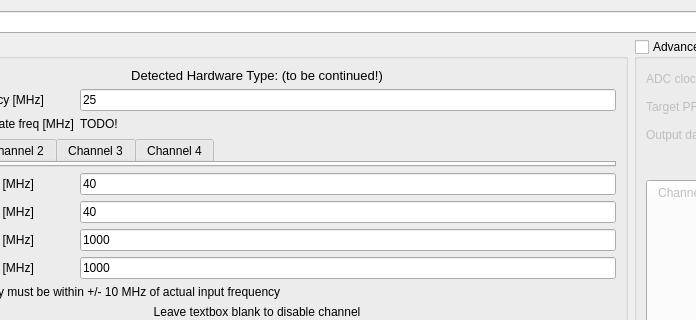
First picture: the form in digital_servo_python_gui/config_widget.ui, repository jddes/Frequency-comb-DPLL, before the edit; both pictures show x 125 to 821 and y 0 to 320 of the 1512 by 644 pixel window.
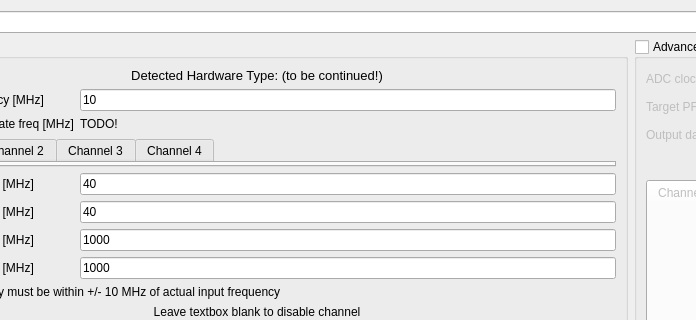
Second picture: the form after the edit. Custom widgets are drawn as their Qt base class.

Commit message: change default ext clk freq to 10 MHz

```diff
--- a/digital_servo_python_gui/config_widget.ui
+++ b/digital_servo_python_gui/config_widget.ui
@@ -171,7 +171,7 @@
          <string>10-100 MHz</string>
         </property>
         <property name="text">
-         <string>25</string>
+         <string>10</string>
         </property>
        </widget>
       </item>
```
